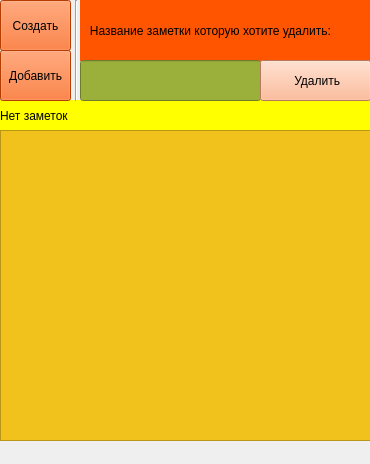
Qt form проект_ГО.ui (YegorMaratInc/Multifunctional-organizer) before a commit.
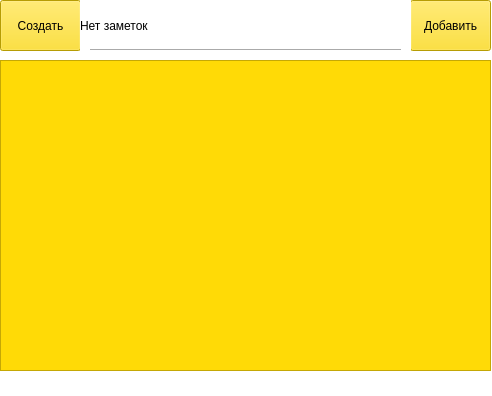
The same form after that commit.

Patch:
```diff
--- a/проект_ГО.ui
+++ b/проект_ГО.ui
@@ -6,26 +6,29 @@
    <rect>
     <x>0</x>
     <y>0</y>
-    <width>370</width>
-    <height>464</height>
+    <width>492</width>
+    <height>396</height>
    </rect>
   </property>
   <property name="windowTitle">
    <string>MainWindow</string>
   </property>
+  <property name="styleSheet">
+   <string notr="true">background-color: rgb(255, 255, 255);</string>
+  </property>
   <widget class="QWidget" name="centralwidget">
    <widget class="QLabel" name="label">
     <property name="geometry">
      <rect>
-      <x>0</x>
-      <y>100</y>
-      <width>371</width>
-      <height>31</height>
+      <x>80</x>
+      <y>0</y>
+      <width>331</width>
+      <height>51</height>
      </rect>
     </property>
     <property name="styleSheet">
-     <string notr="true">font: 18pt &quot;MS Shell Dlg 2&quot;;
-background-color: rgb(255, 255, 0);</string>
+     <string notr="true">font: 14pt &quot;MS Shell Dlg 2&quot;;
+background-color: rgb(255, 255, 255);</string>
     </property>
     <property name="text">
      <string>Нет заметок</string>
@@ -35,14 +38,14 @@
     <property name="geometry">
      <rect>
       <x>0</x>
-      <y>130</y>
-      <width>371</width>
+      <y>60</y>
+      <width>491</width>
       <height>311</height>
      </rect>
     </property>
     <property name="styleSheet">
      <string notr="true">font: 16pt &quot;MS Shell Dlg 2&quot;;
-background-color: rgb(241, 193, 28);</string>
+background-color: rgb(255, 218, 6);</string>
     </property>
    </widget>
    <widget class="QPushButton" name="make_2">
@@ -50,13 +53,13 @@
      <rect>
       <x>0</x>
       <y>0</y>
-      <width>71</width>
+      <width>81</width>
       <height>51</height>
      </rect>
     </property>
     <property name="styleSheet">
      <string notr="true">font: 14pt &quot;MS Shell Dlg 2&quot;;
-background-color: rgb(255, 85, 0);</string>
+background-color: rgb(255, 218, 6);</string>
     </property>
     <property name="text">
      <string>Создать</string>
@@ -65,88 +68,40 @@
    <widget class="QPushButton" name="pushButton">
     <property name="geometry">
      <rect>
-      <x>0</x>
-      <y>50</y>
-      <width>71</width>
+      <x>410</x>
+      <y>0</y>
+      <width>81</width>
       <height>51</height>
      </rect>
     </property>
     <property name="styleSheet">
-     <string notr="true">background-color: rgb(255, 85, 0);
+     <string notr="true">background-color: rgb(255, 218, 6);
 font: 12pt &quot;MS Shell Dlg 2&quot;;</string>
     </property>
     <property name="text">
      <string>Добавить</string>
     </property>
    </widget>
-   <widget class="QLabel" name="label_2">
-    <property name="geometry">
-     <rect>
-      <x>80</x>
-      <y>0</y>
-      <width>291</width>
-      <height>61</height>
-     </rect>
-    </property>
-    <property name="styleSheet">
-     <string notr="true">font: 10pt &quot;MS Shell Dlg 2&quot;;
-background-color: rgb(255, 85, 0);</string>
-    </property>
-    <property name="text">
-     <string>   Название заметки которую хотите удалить:</string>
-    </property>
-   </widget>
-   <widget class="QLineEdit" name="lineEdit">
-    <property name="geometry">
-     <rect>
-      <x>80</x>
-      <y>60</y>
-      <width>181</width>
-      <height>41</height>
-     </rect>
-    </property>
-    <property name="styleSheet">
-     <string notr="true">font: 11pt &quot;MS Shell Dlg 2&quot;;
-background-color: rgb(155, 175, 59);</string>
-    </property>
-   </widget>
-   <widget class="QPushButton" name="delete_z">
-    <property name="geometry">
-     <rect>
-      <x>260</x>
-      <y>60</y>
-      <width>111</width>
-      <height>41</height>
-     </rect>
-    </property>
-    <property name="styleSheet">
-     <string notr="true">font: 11pt &quot;MS Shell Dlg 2&quot;;
-background-color: rgb(255, 170, 127);</string>
-    </property>
-    <property name="text">
-     <string> Удалить</string>
-    </property>
-   </widget>
    <widget class="Line" name="line">
     <property name="geometry">
      <rect>
-      <x>66</x>
-      <y>0</y>
-      <width>20</width>
-      <height>101</height>
+      <x>90</x>
+      <y>40</y>
+      <width>311</width>
+      <height>20</height>
      </rect>
     </property>
+    <property name="styleSheet">
+     <string notr="true">font: 14pt &quot;MS Shell Dlg 2&quot;;</string>
+    </property>
     <property name="orientation">
-     <enum>Qt::Vertical</enum>
+     <enum>Qt::Horizontal</enum>
     </property>
    </widget>
-   <zorder>label</zorder>
    <zorder>listWidget</zorder>
-   <zorder>label_2</zorder>
    <zorder>pushButton</zorder>
    <zorder>make_2</zorder>
-   <zorder>lineEdit</zorder>
-   <zorder>delete_z</zorder>
+   <zorder>label</zorder>
    <zorder>line</zorder>
   </widget>
   <widget class="QMenuBar" name="menuBar">
@@ -154,8 +109,8 @@
     <rect>
      <x>0</x>
      <y>0</y>
-     <width>370</width>
-     <height>21</height>
+     <width>492</width>
+     <height>20</height>
     </rect>
    </property>
   </widget>
```
